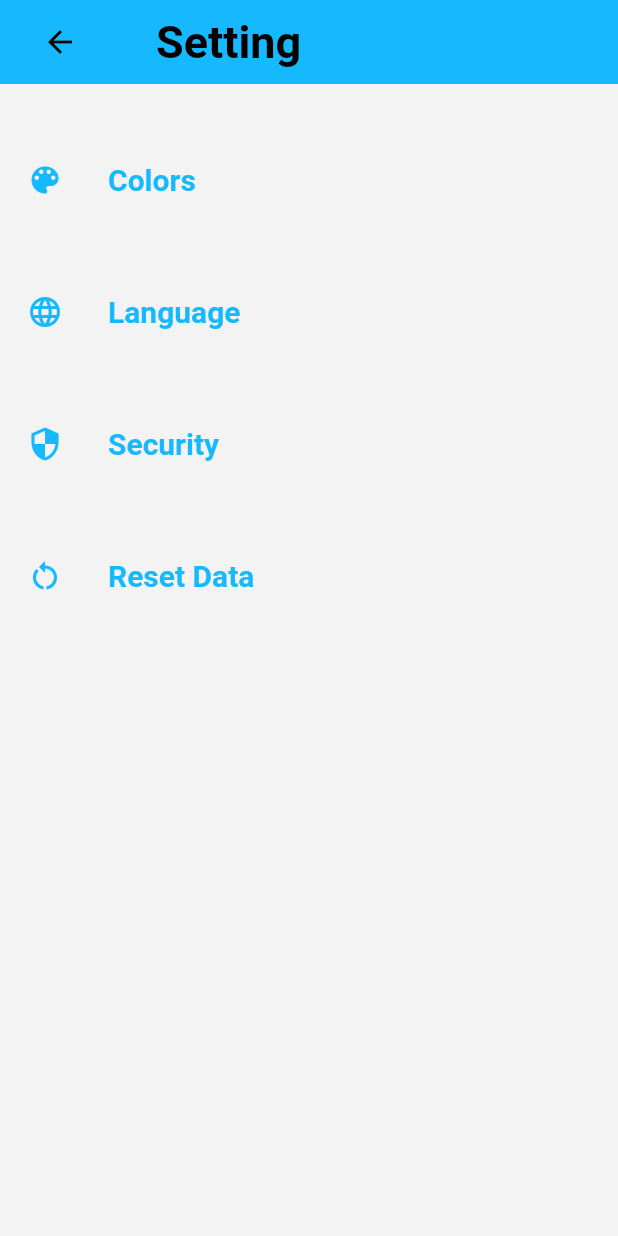
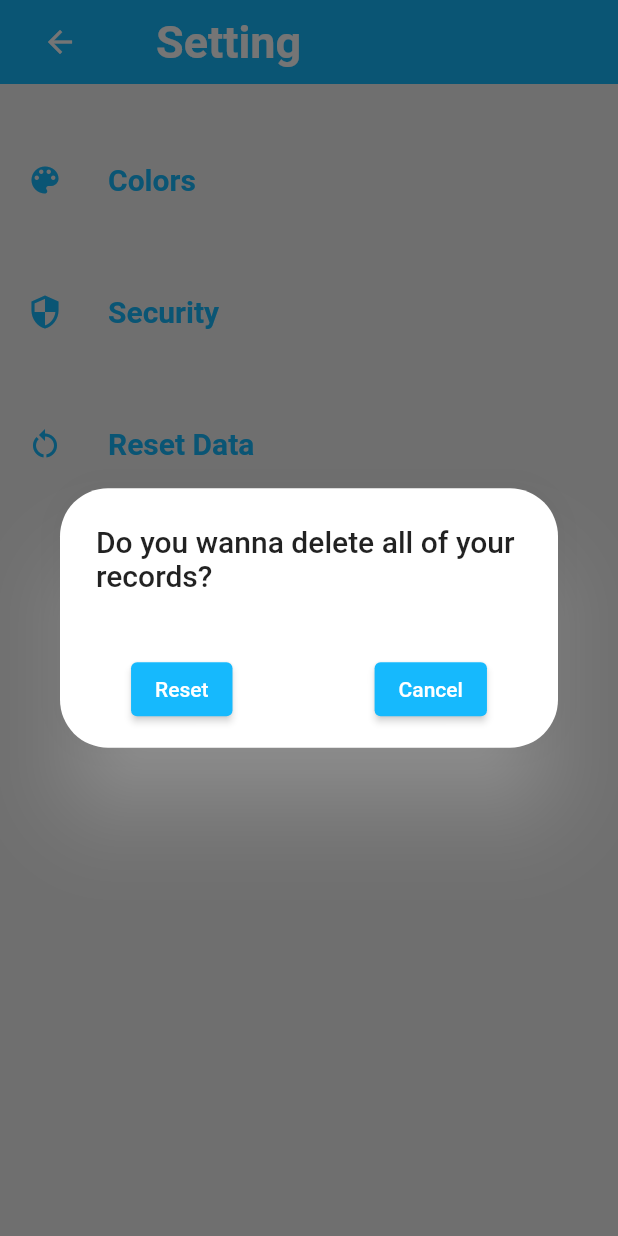
Before and after one commit to AungMyoThuOC/Personal-Finance, a Flutter app: the SettingPage screen opened by its route, after a tap on "Reset Data", on a phone screen of 412 x 824 dp. Run offline on Flutter 3.47's test engine with Material 2 defaults, Android fonts, the phone set to English and light mode, and no system bars; our stand-ins replace cloud_firestore, firebase_auth, firebase_core, firebase_storage, flutter_easyloading, flutter_slidable and 10 more; missing offline and left inert: animate_icons, blurry_modal_progress_hud, expandable_bottom_sheet, pull_down_button, top_modal_sheet; accounts and stored records are empty; Roboto replaces fonts that are missing (TitilliumWeb).

Commit message:
pass change

```diff
--- a/lib/main.dart
+++ b/lib/main.dart
@@ -7,7 +7,6 @@ import 'package:personal_financial/presentationColor/styles/app_themes.dart';
 import 'package:personal_financial/servicesColor/service_locator.dart';
 import 'package:personal_financial/servicesColor/storage/storage_service.dart';
 import 'package:personal_financial/setting/colors.dart';
-import 'package:personal_financial/setting/language.dart';
 import 'package:personal_financial/setting/security.dart';
 import 'package:personal_financial/setting/setting.dart';
 import 'package:personal_financial/views/get_start.dart';
@@ -61,10 +60,11 @@ class MyApp extends StatelessWidget {
               '/login': (context) => const LoginPage(),
               '/home': (context) => const MyHomePage(),
               '/setting': (context) => const SettingPage(),
-              '/language': (context) => const LanguagePage(),
               '/security': (context) => SecurityPage(),
               '/color': (context) => const ColorPage(),
-              '/saving_add': (context) => SavingAdd(onSubmit: (String value) {  },),
+              '/saving_add': (context) => SavingAdd(
+                    onSubmit: (String value) {},
+                  ),
               '/add': (context) => const AddInOut(),
             },
             debugShowCheckedModeBanner: false,
--- a/lib/setting/colors.dart
+++ b/lib/setting/colors.dart
@@ -26,8 +26,7 @@ class ColorPage extends StatelessWidget {
           ),
           const PrimaryColorSwitcher(),
         ],
-        )
-      ),
+      )),
     );
   }
 }
--- a/lib/setting/setting.dart
+++ b/lib/setting/setting.dart
@@ -1,4 +1,8 @@
 import 'package:flutter/material.dart';
+import 'package:personal_financial/data_repository.dart';
+import 'package:firebase_core/firebase_core.dart';
+import 'package:cloud_firestore/cloud_firestore.dart';
+import 'package:firebase_auth/firebase_auth.dart';
 
 class SettingPage extends StatefulWidget {
   const SettingPage({Key? key}) : super(key: key);
@@ -18,10 +22,11 @@ class _SettingPageState extends State<SettingPage> {
           children: [
             IconButton(
                 onPressed: () {
-                  Navigator.pop(context, 'home');
+                  Navigator.pop(context, '/home');
                 },
                 icon: const Icon(
                   Icons.arrow_back,
+                  color: Colors.white,
                 )),
             const SizedBox(
               width: 40,
@@ -29,9 +34,9 @@ class _SettingPageState extends State<SettingPage> {
             const Text(
               "Setting",
               style: TextStyle(
-                fontWeight: FontWeight.bold,
-                fontSize: 30,
-              ),
+                  fontWeight: FontWeight.bold,
+                  fontSize: 30,
+                  color: Colors.white),
             ),
           ],
         ),
@@ -75,33 +80,6 @@ class _SettingPageState extends State<SettingPage> {
               ),
               TextButton(
                   onPressed: () {
-                    Navigator.pushNamed(context, '/language');
-                  },
-                  child: Container(
-                    width: 200,
-                    child: Row(
-                      mainAxisAlignment: MainAxisAlignment.start,
-                      children: const [
-                        Icon(Icons.language),
-                        SizedBox(
-                          width: 30,
-                        ),
-                        Text(
-                          "Language",
-                          style: TextStyle(
-                            fontWeight: FontWeight.bold,
-                            fontSize: 20,
-                            // color: Colors.black
-                          ),
-                        ),
-                      ],
-                    ),
-                  )),
-              const SizedBox(
-                height: 40,
-              ),
-              TextButton(
-                  onPressed: () {
                     Navigator.pushNamed(context, '/security');
                   },
                   child: Row(
@@ -125,7 +103,60 @@ class _SettingPageState extends State<SettingPage> {
                 height: 40,
               ),
               TextButton(
-                  onPressed: () {},
+                  onPressed: () {
+                    showDialog(
+                        context: context,
+                        builder: (context) =>
+                            StatefulBuilder(builder: ((context, setState) {
+                              return AlertDialog(
+                                  contentPadding:
+                                      const EdgeInsets.only(top: 10.0),
+                                  title: const Text(
+                                      "Do you wanna delete all of your records?"),
+                                  shape: const RoundedRectangleBorder(
+                                      borderRadius: BorderRadius.all(
+                                          Radius.circular(32.0))),
+                                  content: Container(
+                                      child: Column(
+                                          mainAxisSize: MainAxisSize.min,
+                                          children: [
+                                        const SizedBox(
+                                          height: 30,
+                                        ),
+                                        Container(
+                                          child: Row(
+                                            mainAxisAlignment:
+                                                MainAxisAlignment.spaceAround,
+                                            children: [
+                                              ElevatedButton(
+                                                  onPressed: () {
+                                                    Navigator
+                                                        .pushReplacementNamed(
+                                                            context, '/home');
+                                                  },
+                                                  child: const Text(
+                                                    "Reset",
+                                                    style: TextStyle(
+                                                        color: Colors.white),
+                                                  )),
+                                              ElevatedButton(
+                                                  onPressed: () {
+                                                    Navigator.pop(context);
+                                                  },
+                                                  child: const Text(
+                                                    "Cancel",
+                                                    style: TextStyle(
+                                                        color: Colors.white),
+                                                  ))
+                                            ],
+                                          ),
+                                        ),
+                                        const SizedBox(
+                                          height: 15,
+                                        ),
+                                      ])));
+                            })));
+                  },
                   child: Row(
                     mainAxisAlignment: MainAxisAlignment.start,
                     children: const [
--- a/lib/views/login.dart
+++ b/lib/views/login.dart
@@ -171,8 +171,6 @@ class _LoginPageState extends State<LoginPage> {
                                   validator: (password) {
                                     if (password == null || password.isEmpty) {
                                       return "Password can't be blank";
-                                    } else if (password.length < 6) {
-                                      return "Password should be more than 6 words";
                                     } else {
                                       return null;
                                     }
```
Also changed, not shown: lib/Components/table.dart (+31 -32 lines), lib/data_repository.dart (+5 -9 lines), lib/setting/language.dart (deleted, +0 -78 lines), lib/setting/security.dart (+57 -25 lines). Lines whose indentation alone changed are shown as unchanged.
